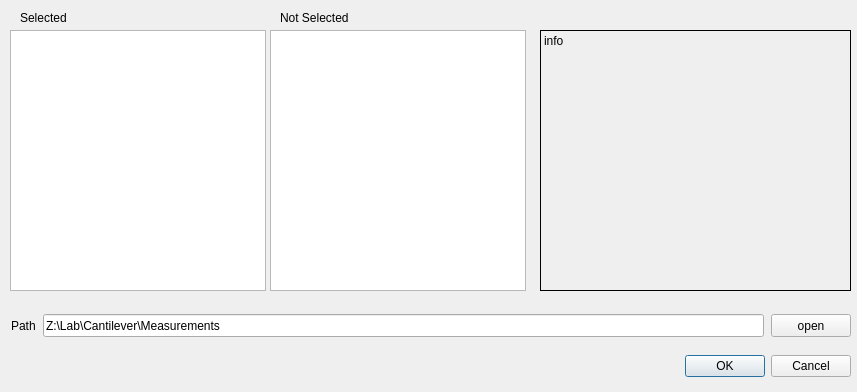
Above: src/gui/load_dialog.ui from LISE-B26/pylabcontrol before the change. Below: the same form after it.
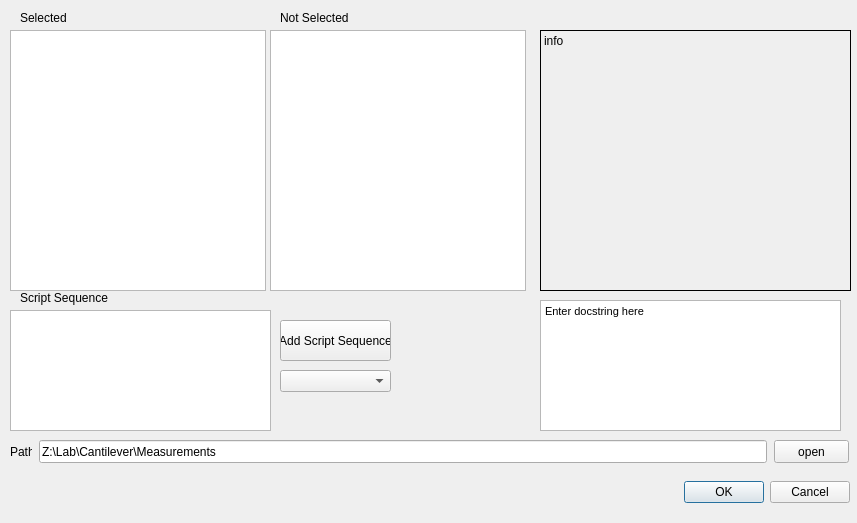
That is the form after the change.

Commit message: Added script_sequence to allow easy combination of scripts In the middle of adding gui integration

What changed in the file:
```diff
--- a/src/gui/load_dialog.ui
+++ b/src/gui/load_dialog.ui
@@ -7,7 +7,7 @@
     <x>0</x>
     <y>0</y>
     <width>857</width>
-    <height>392</height>
+    <height>523</height>
    </rect>
   </property>
   <property name="windowTitle">
@@ -16,8 +16,8 @@
   <widget class="QDialogButtonBox" name="buttonBox">
    <property name="geometry">
     <rect>
-     <x>510</x>
-     <y>350</y>
+     <x>509</x>
+     <y>476</y>
      <width>341</width>
      <height>32</height>
     </rect>
@@ -32,8 +32,8 @@
   <widget class="QWidget" name="horizontalLayoutWidget">
    <property name="geometry">
     <rect>
-     <x>10</x>
-     <y>310</y>
+     <x>9</x>
+     <y>436</y>
      <width>841</width>
      <height>31</height>
     </rect>
@@ -54,45 +54,6 @@
     <property name="bottomMargin">
      <number>4</number>
     </property>
-    <item>
-     <widget class="QLabel" name="lbl_probe_log_path">
-      <property name="sizePolicy">
-       <sizepolicy hsizetype="Preferred" vsizetype="Ignored">
-        <horstretch>0</horstretch>
-        <verstretch>0</verstretch>
-       </sizepolicy>
-      </property>
-      <property name="text">
-       <string>Path</string>
-      </property>
-     </widget>
-    </item>
-    <item>
-     <widget class="QLineEdit" name="txt_probe_log_path">
-      <property name="sizePolicy">
-       <sizepolicy hsizetype="Expanding" vsizetype="Ignored">
-        <horstretch>0</horstretch>
-        <verstretch>0</verstretch>
-       </sizepolicy>
-      </property>
-      <property name="text">
-       <string>Z:\Lab\Cantilever\Measurements</string>
-      </property>
-     </widget>
-    </item>
-    <item>
-     <widget class="QPushButton" name="btn_open">
-      <property name="sizePolicy">
-       <sizepolicy hsizetype="Minimum" vsizetype="Ignored">
-        <horstretch>0</horstretch>
-        <verstretch>0</verstretch>
-       </sizepolicy>
-      </property>
-      <property name="text">
-       <string>open</string>
-      </property>
-     </widget>
-    </item>
    </layout>
   </widget>
   <widget class="QTreeView" name="tree_infile">
@@ -190,6 +151,135 @@
     <string>Not Selected</string>
    </property>
   </widget>
+  <widget class="QPushButton" name="btn_open">
+   <property name="geometry">
+    <rect>
+     <x>774</x>
+     <y>440</y>
+     <width>75</width>
+     <height>23</height>
+    </rect>
+   </property>
+   <property name="sizePolicy">
+    <sizepolicy hsizetype="Minimum" vsizetype="Ignored">
+     <horstretch>0</horstretch>
+     <verstretch>0</verstretch>
+    </sizepolicy>
+   </property>
+   <property name="text">
+    <string>open</string>
+   </property>
+  </widget>
+  <widget class="QLabel" name="lbl_probe_log_path">
+   <property name="geometry">
+    <rect>
+     <x>10</x>
+     <y>440</y>
+     <width>22</width>
+     <height>23</height>
+    </rect>
+   </property>
+   <property name="sizePolicy">
+    <sizepolicy hsizetype="Preferred" vsizetype="Ignored">
+     <horstretch>0</horstretch>
+     <verstretch>0</verstretch>
+    </sizepolicy>
+   </property>
+   <property name="text">
+    <string>Path</string>
+   </property>
+  </widget>
+  <widget class="QLineEdit" name="txt_probe_log_path">
+   <property name="geometry">
+    <rect>
+     <x>39</x>
+     <y>440</y>
+     <width>728</width>
+     <height>23</height>
+    </rect>
+   </property>
+   <property name="sizePolicy">
+    <sizepolicy hsizetype="Expanding" vsizetype="Ignored">
+     <horstretch>0</horstretch>
+     <verstretch>0</verstretch>
+    </sizepolicy>
+   </property>
+   <property name="text">
+    <string>Z:\Lab\Cantilever\Measurements</string>
+   </property>
+  </widget>
+  <widget class="QLabel" name="label_3">
+   <property name="geometry">
+    <rect>
+     <x>20</x>
+     <y>290</y>
+     <width>241</width>
+     <height>16</height>
+    </rect>
+   </property>
+   <property name="text">
+    <string>Script Sequence</string>
+   </property>
+  </widget>
+  <widget class="QTreeView" name="tree_script_sequence">
+   <property name="geometry">
+    <rect>
+     <x>10</x>
+     <y>310</y>
+     <width>261</width>
+     <height>121</height>
+    </rect>
+   </property>
+   <property name="dragEnabled">
+    <bool>true</bool>
+   </property>
+   <property name="dragDropMode">
+    <enum>QAbstractItemView::DragDrop</enum>
+   </property>
+   <property name="defaultDropAction">
+    <enum>Qt::MoveAction</enum>
+   </property>
+  </widget>
+  <widget class="QPushButton" name="btn_script_sequence">
+   <property name="geometry">
+    <rect>
+     <x>280</x>
+     <y>320</y>
+     <width>111</width>
+     <height>41</height>
+    </rect>
+   </property>
+   <property name="text">
+    <string>Add Script Sequence</string>
+   </property>
+  </widget>
+  <widget class="QComboBox" name="comboBox">
+   <property name="geometry">
+    <rect>
+     <x>280</x>
+     <y>370</y>
+     <width>111</width>
+     <height>22</height>
+    </rect>
+   </property>
+  </widget>
+  <widget class="QTextEdit" name="textEdit">
+   <property name="geometry">
+    <rect>
+     <x>540</x>
+     <y>300</y>
+     <width>301</width>
+     <height>131</height>
+    </rect>
+   </property>
+   <property name="html">
+    <string>&lt;!DOCTYPE HTML PUBLIC &quot;-//W3C//DTD HTML 4.0//EN&quot; &quot;http://www.w3.org/TR/REC-html40/strict.dtd&quot;&gt;
+&lt;html&gt;&lt;head&gt;&lt;meta name=&quot;qrichtext&quot; content=&quot;1&quot; /&gt;&lt;style type=&quot;text/css&quot;&gt;
+p, li { white-space: pre-wrap; }
+&lt;/style&gt;&lt;/head&gt;&lt;body style=&quot; font-family:'MS Shell Dlg 2'; font-size:8.25pt; font-weight:400; font-style:normal;&quot;&gt;
+&lt;p style=&quot; margin-top:0px; margin-bottom:0px; margin-left:0px; margin-right:0px; -qt-block-indent:0; text-indent:0px;&quot;&gt;&lt;span style=&quot; font-size:8pt;&quot;&gt;Enter docstring here&lt;/span&gt;&lt;/p&gt;&lt;/body&gt;&lt;/html&gt;</string>
+   </property>
+  </widget>
  </widget>
  <resources/>
  <connections>
```
The commit also changes 10 other files.
